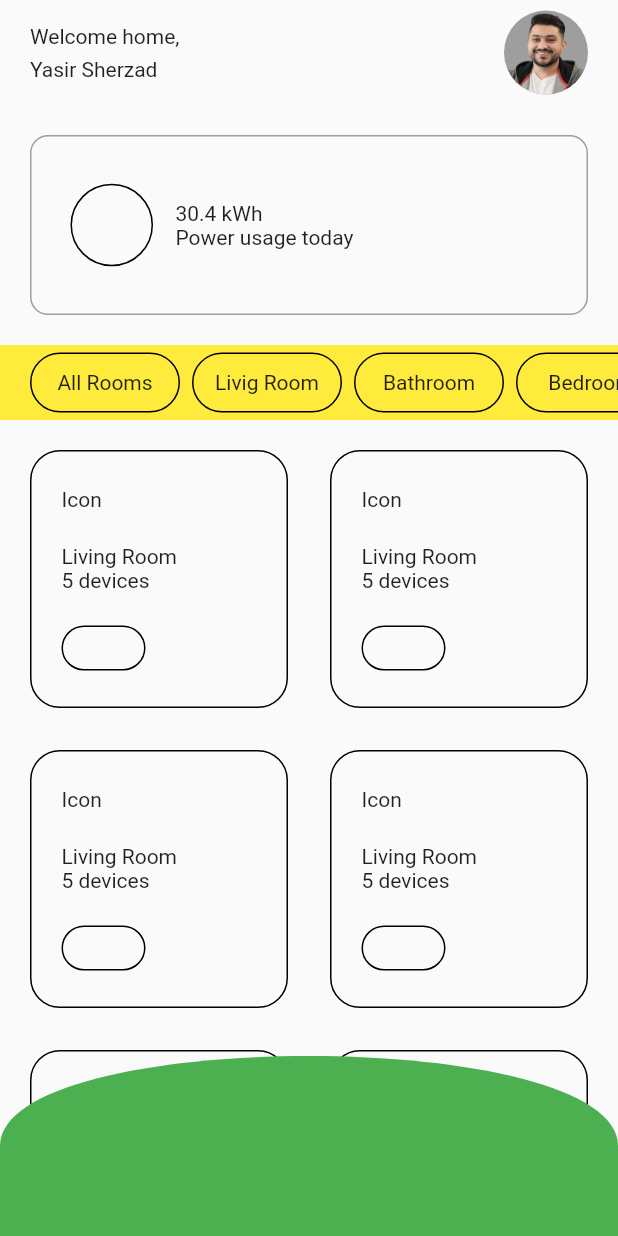
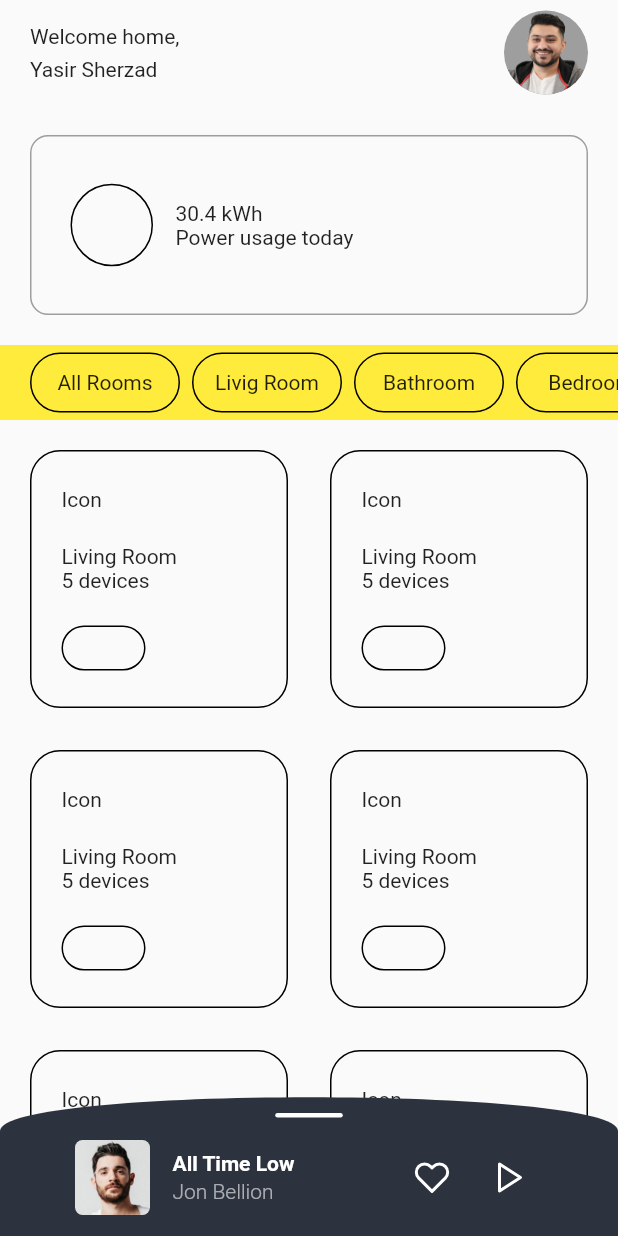
Before and after one commit to ys-sherzad/MetaHome, a Flutter app: the screen it shows after launch, on a phone screen of 412 x 824 dp. Run offline on Flutter 3.47's test engine with Material 2 defaults, Android fonts, the phone set to English and light mode, and no system bars; our stand-ins replace flutter_hooks, flutter_vector_icons.

Commit message:
finalize design

```diff
--- a/lib/utils.dart
+++ b/lib/utils.dart
@@ -1,2 +1,9 @@
+import 'package:flutter/material.dart';
+
 const double HEADER_HEIGHT = 70.0;
 const double LAYOUT_HORIZONTAL_MARGIN = 20.0;
+
+class ColorLib {
+  static Color primary = Color.fromRGBO(41, 44, 47, 1);
+  static Color secondary = Color.fromRGBO(44, 51, 63, 1);
+}
--- a/lib/widgets/home/music_player_popup.dart
+++ b/lib/widgets/home/music_player_popup.dart
@@ -1,10 +1,108 @@
 import 'package:flutter/material.dart';
 import 'package:flutter_hooks/flutter_hooks.dart';
+import 'package:flutter_vector_icons/flutter_vector_icons.dart';
+import 'package:meta_home/utils.dart';
+import 'package:meta_home/widgets/home/button_icon.dart';
+
+var Line = Container(
+  alignment: Alignment.center,
+  height: 3,
+  width: 45,
+  decoration: BoxDecoration(
+    color: Colors.white,
+    borderRadius: BorderRadius.circular(5),
+  ),
+  child: null,
+);
 
 var Content = Container(
-  height: 140,
+  height: 100,
   width: double.infinity,
-  color: Colors.green,
+  color: ColorLib.secondary,
+  padding: EdgeInsets.only(left: 50, right: 50, top: 18, bottom: 14),
+  child: Column(
+    mainAxisAlignment: MainAxisAlignment.spaceBetween,
+    // crossAxisAlignment: CrossAxisAlignment.end,
+    children: [
+      Line,
+      Row(
+        mainAxisAlignment: MainAxisAlignment.spaceBetween,
+        children: [
+          Container(
+            width: 50.0,
+            height: 50.0,
+            // FIXME: There must be a better way to do this!
+            decoration: BoxDecoration(
+              borderRadius: BorderRadius.only(
+                topLeft: Radius.circular(5),
+                bottomLeft: Radius.circular(5),
+                topRight: Radius.circular(5),
+                bottomRight: Radius.circular(5),
+              ),
+              color: ColorLib.primary,
+              image: DecorationImage(
+                image: AssetImage('assets/jon-bellion.png'),
+                fit: BoxFit.cover,
+              ),
+            ),
+          ),
+          Expanded(
+            child: Padding(
+              padding: const EdgeInsets.only(left: 15, right: 10),
+              child: Column(
+                crossAxisAlignment: CrossAxisAlignment.start,
+                children: [
+                  Text(
+                    'All Time Low',
+                    style: TextStyle(
+                      color: Colors.white,
+                      fontWeight: FontWeight.w700,
+                    ),
+                  ),
+                  SizedBox(
+                    height: 3,
+                  ),
+                  Text(
+                    'Jon Bellion',
+                    style: TextStyle(
+                        color: Color.fromRGBO(255, 255, 255, .6),
+                        fontWeight: FontWeight.w300),
+                  ),
+                ],
+              ),
+            ),
+          ),
+          Container(
+            child: Row(
+              children: [
+                ButtonIcon(
+                  icon: Icon(
+                    Feather.heart,
+                    color: Colors.white,
+                  ),
+                  onPressed: () {
+                    print('pressed');
+                  },
+                ),
+                SizedBox(
+                  width: 8.0,
+                ),
+                ButtonIcon(
+                  icon: Icon(
+                    Feather.play,
+                    color: Colors.white,
+                  ),
+                  onPressed: () {
+                    print('pressed');
+                  },
+                ),
+              ],
+            ),
+          )
+        ],
+      )
+    ],
+  ),
 );
 
 class MusicPlayerPopup extends HookWidget {
@@ -14,7 +112,7 @@ class MusicPlayerPopup extends HookWidget {
   Widget build(BuildContext context) {
     return ClipPath(
       clipper: Clipper(),
-      clipBehavior: Clip.antiAliasWithSaveLayer,
+      clipBehavior: Clip.antiAlias,
       child: Content,
     );
   }
@@ -23,7 +121,7 @@ class MusicPlayerPopup extends HookWidget {
 class Clipper extends CustomClipper<Path> {
   @override
   Path getClip(Size size) {
-    double radius = 80;
+    double radius = 30;
 
     var controlPoint1 = Offset(0, 0);
     var controlPoint2 = Offset(size.width, 0);
```
